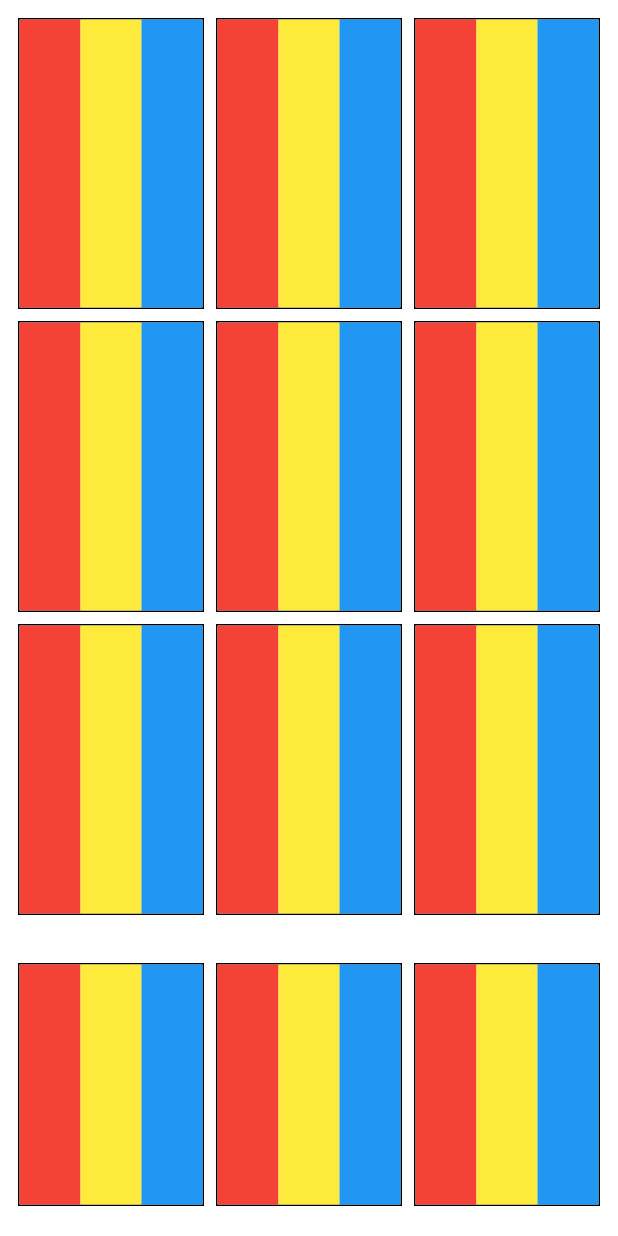
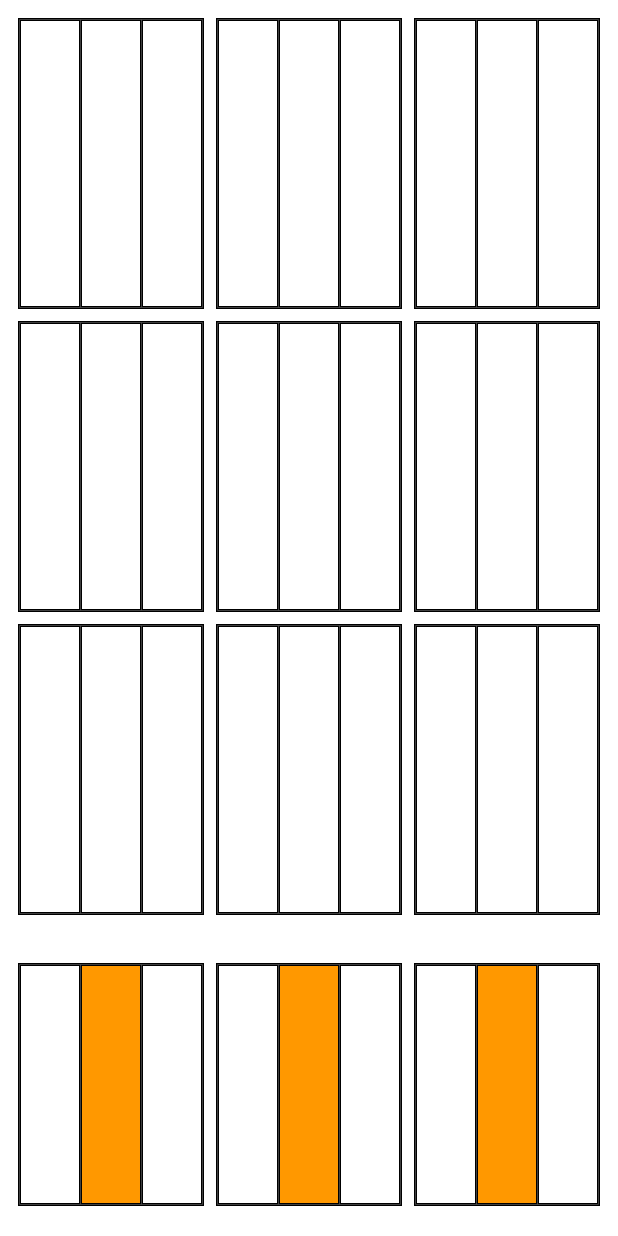
Before and after one commit to Kenneth5259/KolorKlash, a Flutter app: the screen it shows after launch, on a phone screen of 412 x 824 dp. Run offline on Flutter 3.47's test engine with Material 2 defaults, Android fonts, the phone set to English and light mode, and no system bars.

Commit message:
Added drag and drop logic for game board. TODO: Clear logic, scoreboard

```diff
--- a/lib/main.dart
+++ b/lib/main.dart
@@ -11,10 +11,14 @@ class MyApp extends StatelessWidget {
   // This widget is the root of your application.
   @override
   Widget build(BuildContext context) {
-    return const MaterialApp(
-      home: SafeArea(
-        child: GameBoard()
-      )
-    );
+    return MaterialApp(
+        theme: ThemeData(scaffoldBackgroundColor: Colors.white),
+        home: const Scaffold(
+          backgroundColor: Colors.white,
+          body: SafeArea(
+              child: GameBoard()
+          ),
+        )
+      );
   }
 }
--- a/lib/screens/game_board.dart
+++ b/lib/screens/game_board.dart
@@ -1,7 +1,9 @@
 import 'package:flutter/material.dart';
-import 'package:kolor_klash/widgets/game_tile.dart';
+import 'package:kolor_klash/widgets/tile_container.dart';
+import 'package:kolor_klash/widgets/tile_deck.dart';
 
 class GameBoard extends StatefulWidget {
+  final gridSize = 3;
   const GameBoard({super.key});
 
   @override
@@ -11,55 +13,37 @@ class GameBoard extends StatefulWidget {
 class _GameBoardState extends State<GameBoard> {
   @override
   Widget build(BuildContext context) {
-    return const Padding(
+    return Padding(
       padding: EdgeInsets.all(8.0),
       child: Column(
         children: [
-          Expanded(
-            flex: 1,
-            child: Row(
-              children: [
-                Expanded(flex: 1, child: GameTile()),
-                Expanded(flex: 1, child: GameTile()),
-                Expanded(flex: 1, child: GameTile())
-              ],
-            ),
-          ),
-          Expanded(
-            flex: 1,
-            child: Row(
-              children: [
-                Expanded(flex: 1, child: GameTile()),
-                Expanded(flex: 1, child: GameTile()),
-                Expanded(flex: 1, child: GameTile())
-              ],
-            ),
-          ),
-          Expanded(
-            flex: 1,
-            child: Row(
-              children: [
-                Expanded(flex: 1, child: GameTile()),
-                Expanded(flex: 1, child: GameTile()),
-                Expanded(flex: 1, child: GameTile())
-              ],
-            ),
-          ),
-          Expanded(
-            flex: 1,
-            child: Padding(
-              padding: EdgeInsets.only(top: 24.0, bottom: 8),
-              child: Row(
-                children: [
-                  Expanded(flex: 1, child: GameTile()),
-                  Expanded(flex: 1, child: GameTile()),
-                  Expanded(flex: 1, child: GameTile())
-                ],
-              ),
-            ),
-          ),
+          ...generateRows(widget.gridSize),
+          TileDeck(gridSize: widget.gridSize)
         ],
       ),
     );
   }
+
+  List<Expanded> generateRows(int gridSize) {
+    List<Expanded> rows = [];
+    for(var i = 0; i < gridSize; i++) {
+      rows.add(
+        Expanded(
+          flex: 1,
+          child: Row(
+            children: generateCells(widget.gridSize, TileContainer(columnCount: gridSize)),
+          ),
+        )
+      );
+    }
+    return rows;
+  }
+
+  List<Expanded> generateCells(int gridSize, Widget childWidget) {
+    List<Expanded> cells = [];
+    for(var i = 0; i < gridSize; i++) {
+      cells.add(Expanded(flex: 1, child: childWidget));
+    }
+    return cells;
+  }
 }
--- a/lib/widgets/flex_column.dart
+++ b/lib/widgets/flex_column.dart
@@ -8,6 +8,10 @@ class FlexColumn extends StatelessWidget {
   Widget build(BuildContext context) {
     return Flexible(
       flex: 1,
+      child: Container(
+        decoration: BoxDecoration(
+            border: Border.all(color: Colors.black)
+        ),
         child: Column(
           children: [
             Expanded(
@@ -17,6 +21,7 @@ class FlexColumn extends StatelessWidget {
             )
           ],
         ),
+      ),
     );
   }
 }
--- a/lib/widgets/game_tile.dart
+++ b/lib/widgets/game_tile.dart
@@ -1,25 +1,89 @@
 import 'package:flutter/material.dart';
 import 'package:kolor_klash/widgets/flex_column.dart';
+import 'dart:math';
 
-class GameTile extends StatelessWidget {
-  const GameTile({super.key});
+class GameTile extends StatefulWidget {
+  final int max;
+  final Function onDragAccept;
+
+  const GameTile({super.key, required this.max, required this.onDragAccept});
+
+  @override
+  State<GameTile> createState() => _GameTileState();
+}
+
+class _GameTileState extends State<GameTile> {
+  final colors = <Color>[Colors.red, Colors.green, Colors.blue, Colors.yellow, Colors.orange];
+
+  final random = Random();
+
+  final min = 0;
+  int colorIndex = 0;
+
+  Color? color;
 
   @override
   Widget build(BuildContext context) {
-    return Padding(
+
+    if(color == null) {
+      generateColor();
+    }
+
+    Widget tile = Padding(
       padding: const EdgeInsets.all(4.0),
       child: Container(
         decoration: BoxDecoration(
             border: Border.all(color: Colors.black)
         ),
-        child:  const Row(
-              children: [
-                FlexColumn(color: Colors.red),
-                FlexColumn(color: Colors.yellow),
-                FlexColumn(color: Colors.blue),
-              ],
+        child: Row(
+          children: generateColumns(),
         ),
       ),
     );
+
+    return Draggable<Map<int, Color>>(
+      data: {colorIndex: color!},
+      feedback: SizedBox(
+          width: 75,
+          height: 75,
+          child: tile
+      ),
+      childWhenDragging: null,
+      onDragCompleted: onDragComplete,
+      child: tile,
+    );
+  }
+
+  List<FlexColumn> generateColumns() {
+    List<FlexColumn> columns = [];
+
+    for (var i = 0; i < widget.max; i++) {
+      columns.add(FlexColumn(color: i == colorIndex ? color : null));
+    }
+
+    return columns;
+  }
+
+  void generateColor() {
+    // shuffle the available colors
+    var shuffledColors = [...colors];
+    shuffledColors.shuffle();
+
+    setState(() {
+      // set the color column
+      colorIndex = generateColumnIndex();
+      // set the color for the column
+      color = shuffledColors[0];
+    });
+
+
+  }
+
+  int generateColumnIndex() {
+    return min + random.nextInt(widget.max - min);
+  }
+
+  void onDragComplete() {
+    widget.onDragAccept(widget.key);
   }
 }
--- a/lib/widgets/tile_container.dart
+++ b/lib/widgets/tile_container.dart
@@ -0,0 +1,72 @@
+import 'dart:developer';
+
+import 'package:flutter/material.dart';
+
+import 'flex_column.dart';
+
+class TileContainer extends StatefulWidget {
+  final int columnCount;
+  const TileContainer({super.key, required this.columnCount});
+
+  @override
+  State<TileContainer> createState() => _TileContainerState();
+}
+
+class _TileContainerState extends State<TileContainer> {
+  final Map<int, Color> colorMap = {};
+
+  @override
+  Widget build(BuildContext context) {
+
+    Widget columnView = Padding(
+      padding: const EdgeInsets.all(4.0),
+      child: Container(
+        decoration: BoxDecoration(
+            border: Border.all(color: Colors.black)
+        ),
+        child: Row(
+          children: List.generate(widget.columnCount, (index) => FlexColumn(color: colorMap[index]))
+          ,
+        ),
+      ),
+    );
+
+    return DragTarget(
+      builder: (BuildContext context, List<dynamic> accepted, List<dynamic> rejected) {
+        return columnView;
+      },
+      onAccept: (Map<int, Color> data) => updateColorMap(data),
+      onWillAccept: (Map<int, Color>? data) => willAccept(data),
+    );
+  }
+
+  updateColorMap(Map<int, Color> data) {
+    setState((){
+      var entries = data.entries;
+      colorMap[entries.first.key] = entries.first.value;
+    });
+  }
+
+  bool willAccept(Map<int, Color>? data) {
+    if(data == null) {
+      return false;
+    }
+    var entries = data.entries;
+
+    bool canAccept = colorMap[entries.first.key] == null;
+    if(!canAccept) {
+      log("Wont accept");
+    }
+    return canAccept;
+  }
+
+  Set<Color> hasColors() {
+    Set<Color> colors = {};
+
+    for (MapEntry<int, Color> element in colorMap.entries) {
+      colors.add(element.value);
+    }
+
+    return colors;
+  }
+}
--- /dev/null
+++ b/lib/widgets/tile_deck.dart
@@ -0,0 +1,55 @@
+import 'package:flutter/material.dart';
+
+import 'game_tile.dart';
+
+class TileDeck extends StatefulWidget {
+  final int gridSize;
+  const TileDeck({super.key, required this.gridSize});
+
+  @override
+  State<TileDeck> createState() => _TileDeckState();
+}
+
+class _TileDeckState extends State<TileDeck> {
+  List<Expanded> tiles = [];
+  int tileCount = 0;
+
+  @override
+  Widget build(BuildContext context) {
+    if(tileCount == 0) {
+      generateDeck(widget.gridSize);
+    }
+    return Expanded(
+      flex: 1,
+      child: Padding(
+        padding: EdgeInsets.only(top: 24.0, bottom: 8),
+        child: Row(
+          children: tiles,
+        ),
+      ),
+    );
+  }
+
+  generateDeck(int gridSize) {
+    List<Expanded> cells = [];
+    for(var i = 0; i < gridSize; i++) {
+      cells.add(Expanded(flex: 1, child: GameTile(key: Key(i.toString()), max: widget.gridSize, onDragAccept: removeGameTile,)));
+    }
+    setState(() {
+      tiles = cells;
+      tileCount = gridSize;
+    });
+  }
+
+  void removeGameTile(Key key) {
+    int index = tiles.indexWhere((tile) => tile.child.key.toString() == key.toString());
+    List<Expanded> updatedTiles = [...tiles];
+    updatedTiles.removeAt(index);
+    updatedTiles.insert(index, Expanded(flex: 1, child: Container()));
+    setState(() {
+      tileCount--;
+      tiles = updatedTiles;
+    });
+  }
+
+}
```
Lines whose indentation alone changed are shown as unchanged.
